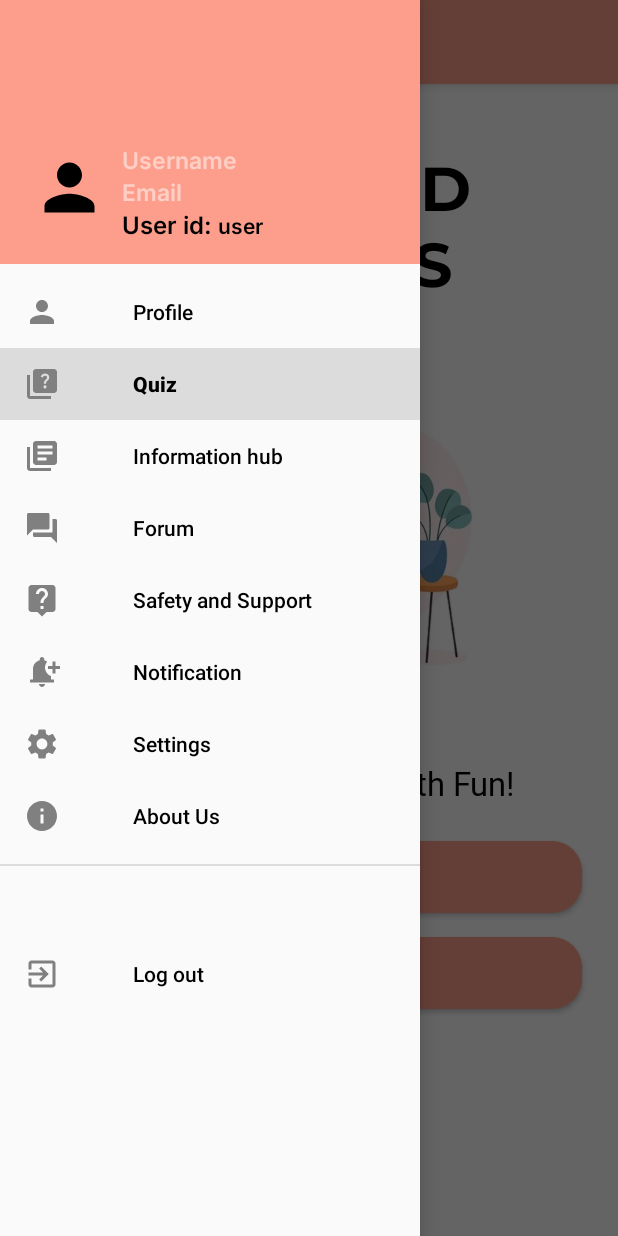
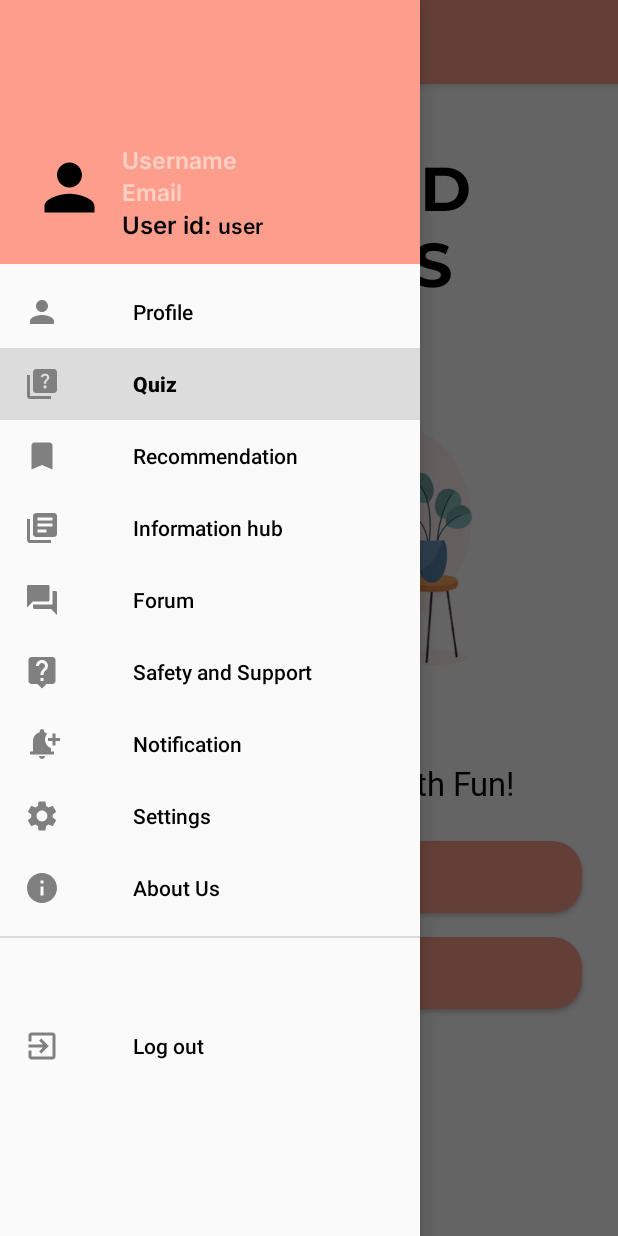
Before and after one commit to fyiernzy/UM_WIA2007_Assignment, an Android app: the SideNavigationDrawer screen opened directly, with no data from a screen before it, with the side drawer open, on a phone screen of 412 x 824 dp. Run offline under Robolectric (Android 15) with nearby library versions, the phone set to English and light mode, and no system bars; our stand-ins replace Firebase (no records; nobody signed in at launch, a user with empty details on screens opened directly); pictures from the network do not load; Roboto replaces fonts that are not available here.

Commit message:
Minor amendment

```diff
--- a/BetterHer2/app/src/main/java/com/example/betterher/Notification/ReminderBroadcast.java
+++ b/BetterHer2/app/src/main/java/com/example/betterher/Notification/ReminderBroadcast.java
@@ -20,9 +20,9 @@ public class ReminderBroadcast extends BroadcastReceiver {
         NotificationCompat.Builder builder = new NotificationCompat.Builder(context, "notifyBetterHer")
                 .setSmallIcon(R.drawable.ic_launcher_background)
                 .setContentTitle("BetterHer UPDATE:")
-                .setContentText("- New Video on 'Women Empowerment' by Harper BAZAAR is released! Have A Look!")
+                .setContentText("- New Video on 'A Passionate, personal case for protection' by Michelle Obama is released! Have A Look!")
                 .setStyle(new NotificationCompat.BigTextStyle()
-                        .bigText("- New Video on 'Women Empowerment' by Harper BAZAAR is released! Have A Look!"))
+                        .bigText("- New Video on 'A Passionate, personal case for protection' by Michelle Obama is released! Have A Look!"))
                 .setPriority(NotificationCompat.PRIORITY_DEFAULT);
 
         // Get NotificationManagerCompat instance
--- /dev/null
+++ b/BetterHer2/app/src/main/res/drawable/baseline_bookmark_24.xml
@@ -0,0 +1,5 @@
+<vector android:height="24dp" android:tint="#000000"
+    android:viewportHeight="24" android:viewportWidth="24"
+    android:width="24dp" xmlns:android="http://schemas.android.com/apk/res/android">
+    <path android:fillColor="@android:color/white" android:pathData="M17,3H7c-1.1,0 -1.99,0.9 -1.99,2L5,21l7,-3 7,3V5c0,-1.1 -0.9,-2 -2,-2z"/>
+</vector>
--- a/BetterHer2/app/src/main/res/menu/nav_menu.xml
+++ b/BetterHer2/app/src/main/res/menu/nav_menu.xml
@@ -16,6 +16,11 @@
             android:id="@+id/nav_quiz"
             android:icon= "@drawable/baseline_quiz_24"
             android:title="     Quiz"/>
+
+        <item
+            android:id="@+id/nav_recommendation"
+            android:icon= "@drawable/baseline_bookmark_24"
+            android:title="     Recommendation"/>
 
         <item
             android:id="@+id/nav_info_hub"
```
